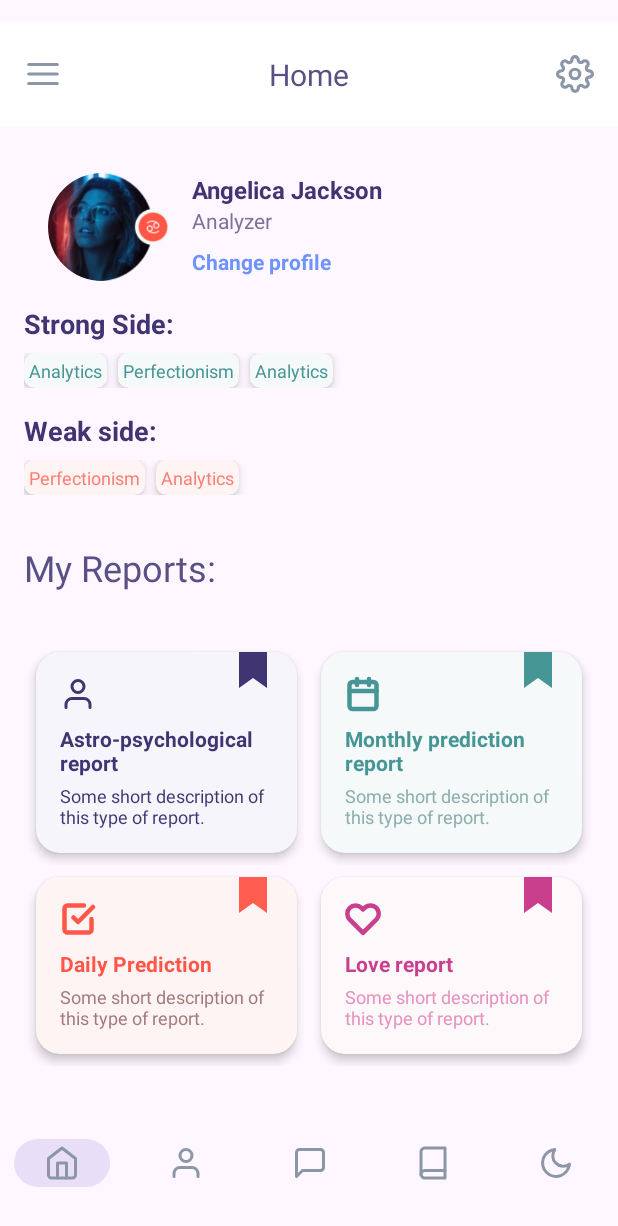
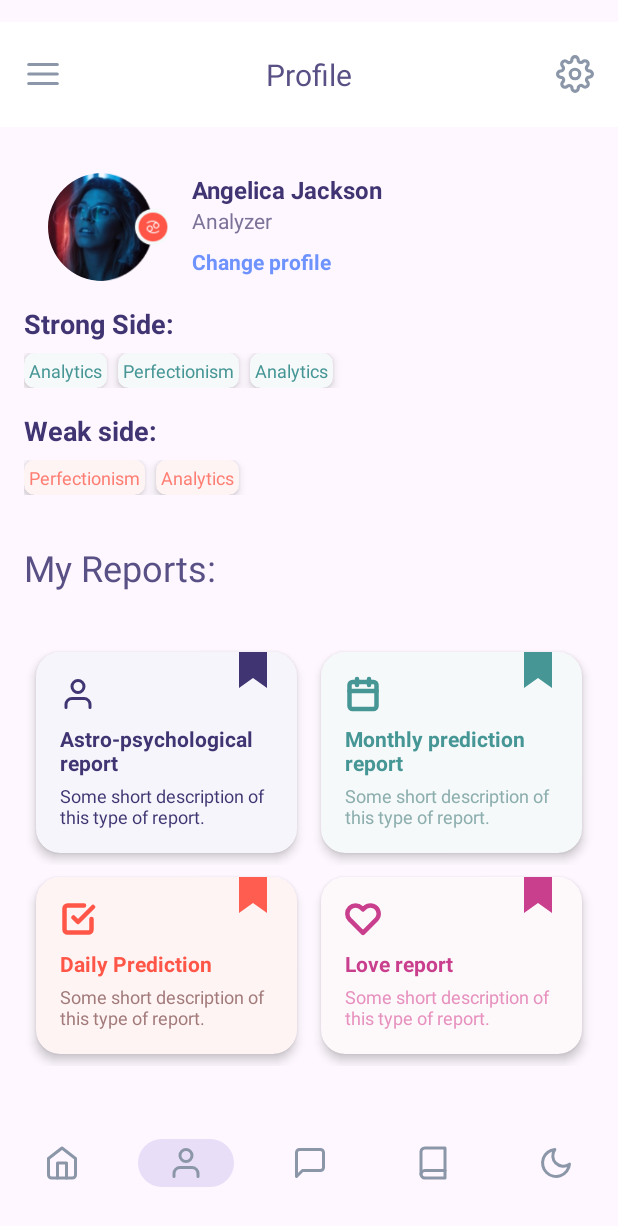
Before and after one commit to 0yaser0/FigmaDesign-usingMaterielDesign, an Android app: the Profil screen opened directly, with no data from a screen before it, on a phone screen of 412 x 824 dp. Shown: the top 1226 px of the screen. Run offline under Robolectric (Android 15) with nearby library versions, the phone set to English and light mode, and no system bars.

Commit message:
navigation working between home and profil

```diff
--- a/app/src/main/java/com/cmc/figmadesign/Profil.kt
+++ b/app/src/main/java/com/cmc/figmadesign/Profil.kt
@@ -7,32 +7,31 @@ import androidx.activity.enableEdgeToEdge
 import androidx.appcompat.app.AppCompatActivity
 import androidx.core.view.ViewCompat
 import androidx.core.view.WindowInsetsCompat
-import com.cmc.figmadesign.databinding.ProfilPageBinding
 import com.google.android.material.bottomnavigation.BottomNavigationView
 
 class Profil : AppCompatActivity() {
-    private lateinit var binding: ProfilPageBinding
 
     override fun onCreate(savedInstanceState: Bundle?) {
         super.onCreate(savedInstanceState)
-        binding = ProfilPageBinding.inflate(layoutInflater)
-        setContentView(binding.root)
+        setContentView (R.layout.profil_page)
         enableEdgeToEdge()
-
-        ViewCompat.setOnApplyWindowInsetsListener(binding.profil) { v, insets ->
-            val systemBars = insets.getInsets(WindowInsetsCompat.Type.systemBars())
-            v.setPadding(systemBars.left, systemBars.top, systemBars.right, systemBars.bottom)
+        val profilView: View =
+            findViewById(R.id.profil)
+        ViewCompat.setOnApplyWindowInsetsListener(profilView) { v, insets ->
+            val systemBars =
+                insets.getInsets(WindowInsetsCompat.Type.systemBars())
+            v.setPadding(
+                systemBars.left,
+                systemBars.top,
+                systemBars.right,
+                systemBars.bottom
+            )
             insets
-        }
-        binding.profilePicture.setOnClickListener{
-            val intent = Intent(this, Home::class.java)
-            startActivity(intent)
-            overridePendingTransition(R.anim.slide_in_right, R.anim.slide_out_left)
         }
 
         hideSystemUI()
 
-        val bottomNavigationView: BottomNavigationView = binding.bottomNavContainer
+        val bottomNavigationView: BottomNavigationView = findViewById(R.id.bottom_nav_container)
         bottomNavigationView.setOnNavigationItemSelectedListener { item ->
             when (item.itemId) {
                 R.id.nav_home -> {
@@ -48,7 +47,8 @@ class Profil : AppCompatActivity() {
                 else -> false
             }
         }
-        bottomNavigationView.selectedItemId = R.id.nav_home
+        bottomNavigationView.selectedItemId = R.id.nav_person
+
     }
 
     private fun hideSystemUI() {
--- a/app/src/main/res/layout/profil_page.xml
+++ b/app/src/main/res/layout/profil_page.xml
@@ -32,7 +32,7 @@
             android:layout_width="wrap_content"
             android:layout_height="wrap_content"
             android:layout_gravity="center"
-            android:text="@string/home"
+            android:text="@string/profile"
             android:textColor="#595085"
             android:textSize="20sp" />
 
@@ -67,7 +67,7 @@
                 android:layout_width="80dp"
                 android:layout_height="72dp"
                 android:layout_marginStart="16dp"
-                android:contentDescription="Profile Picture"
+                android:contentDescription="@string/profile_picture"
                 android:scaleType="centerCrop"
                 android:src="@drawable/profil_image"
                 app:layout_constraintBottom_toBottomOf="parent"
--- a/app/src/main/res/values/strings.xml
+++ b/app/src/main/res/values/strings.xml
@@ -20,4 +20,5 @@
     <string name="night_mode">Night Mode</string>
     <string name="current_transist_3rd_house">Current Transist: 3rd House</string>
     <string name="this_is_demonstrate">This is demonstrate siblings, hobbies, efforts, confidence, friends and short tr…</string>
+    <string name="profile_picture">Profile Picture</string>
 </resources>
```
Also changed, not shown: 2 other files.
